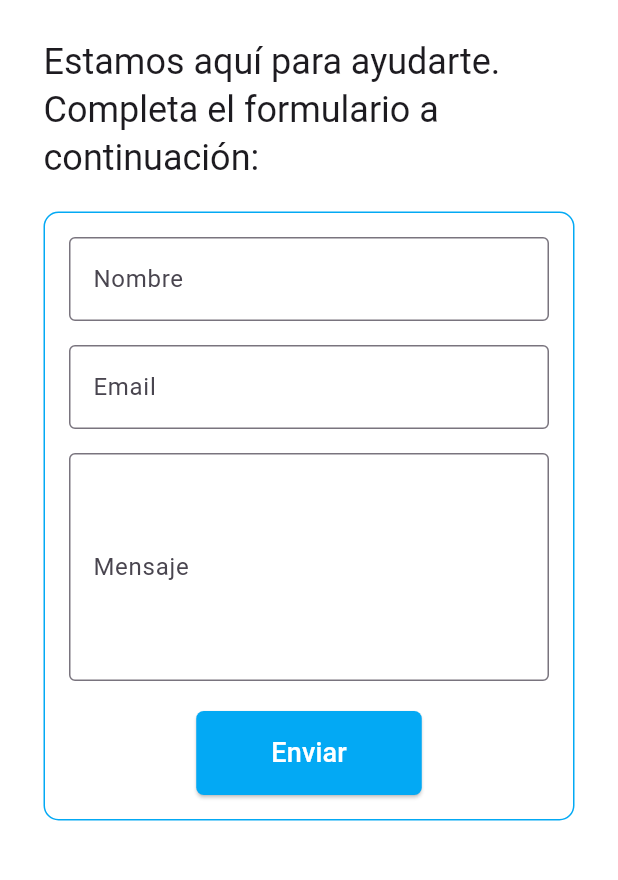
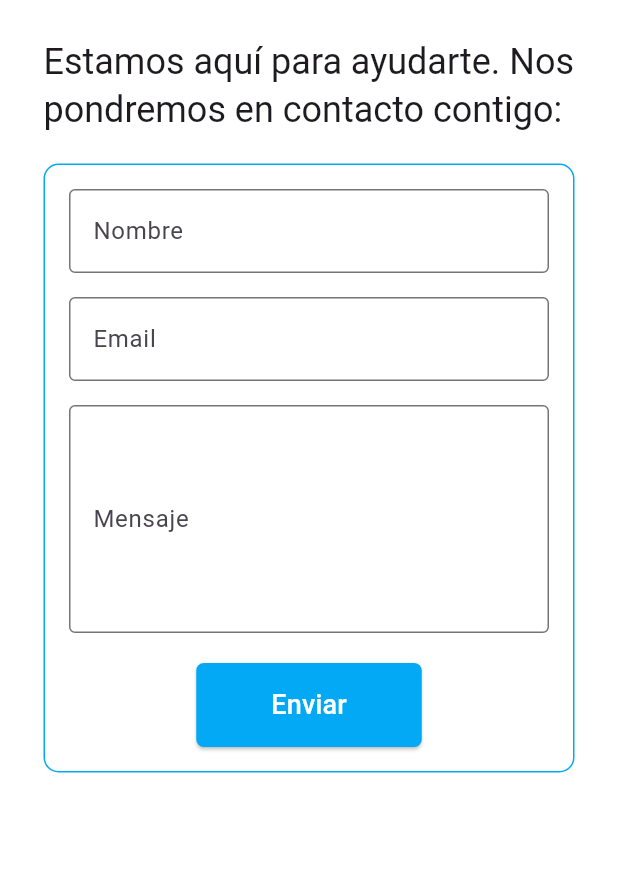
Before and after one commit to DBRACERO321/app-mov-final, a Flutter app: the ContactPage screen opened by its route, on a phone screen of 412 x 824 dp, the part 84-964 px from its top. Run offline on Flutter 3.47's test engine with Material 3 defaults, Android fonts, the phone set to English and light mode, and no system bars; our stand-ins replace bloc, flutter_bloc.

Commit message:
Cambiar mensaje

```diff
--- a/lib/features/contacts/ContactPage.dart
+++ b/lib/features/contacts/ContactPage.dart
@@ -76,7 +76,7 @@ class _ContactPageState extends State<ContactPage>
                     padding: const EdgeInsets.symmetric(
                         vertical: 20.0, horizontal: 24.0),
                     child: Text(
-                      'Estamos aquí para ayudarte. Completa el formulario a continuación:',
+                      'Estamos aquí para ayudarte. Nos pondremos en contacto contigo:',
                       style: Theme.of(context).textTheme.headlineSmall,
                     ),
                   ),
@@ -97,7 +97,14 @@ class _ContactPageState extends State<ContactPage>
                             controller: _nameController,
                             decoration: InputDecoration(
                               labelText: 'Nombre',
-                              border: OutlineInputBorder(),
+                              focusedBorder: OutlineInputBorder(
+                                borderSide: BorderSide(
+                                    color: Colors.lightBlue, width: 2.0),
+                              ),
+                              enabledBorder: OutlineInputBorder(
+                                borderSide: BorderSide(
+                                    color: Colors.black54, width: 1.0),
+                              ),
                             ),
                           ),
                           SizedBox(height: 16),
@@ -105,7 +112,14 @@ class _ContactPageState extends State<ContactPage>
                             controller: _emailController,
                             decoration: InputDecoration(
                               labelText: 'Email',
-                              border: OutlineInputBorder(),
+                              focusedBorder: OutlineInputBorder(
+                                borderSide: BorderSide(
+                                    color: Colors.lightBlue, width: 2.0),
+                              ),
+                              enabledBorder: OutlineInputBorder(
+                                borderSide: BorderSide(
+                                    color: Colors.black54, width: 1.0),
+                              ),
                             ),
                           ),
                           SizedBox(height: 16),
@@ -114,7 +128,14 @@ class _ContactPageState extends State<ContactPage>
                             maxLines: 5,
                             decoration: InputDecoration(
                               labelText: 'Mensaje',
-                              border: OutlineInputBorder(),
+                              focusedBorder: OutlineInputBorder(
+                                borderSide: BorderSide(
+                                    color: Colors.lightBlue, width: 2.0),
+                              ),
+                              enabledBorder: OutlineInputBorder(
+                                borderSide: BorderSide(
+                                    color: Colors.black54, width: 1.0),
+                              ),
                             ),
                           ),
                           SizedBox(height: 20),
```
